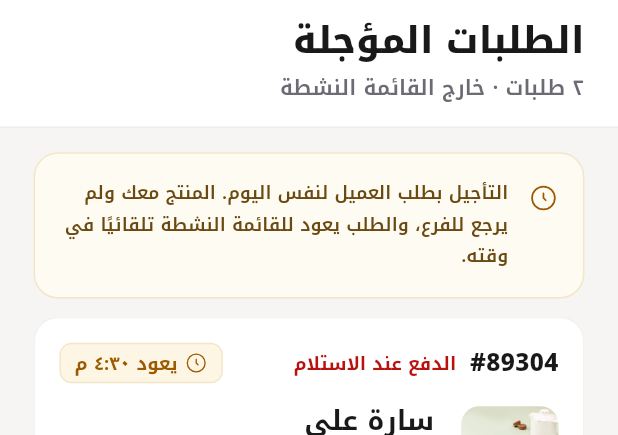
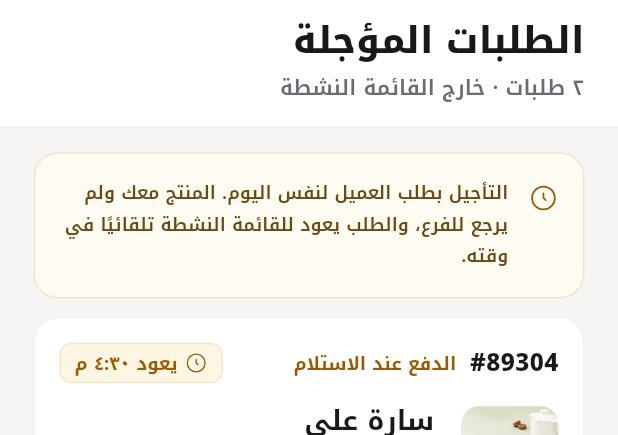
Before and after one commit to ahmedmarwan47-stack/orderbase_delivery_app, a Flutter app: the PostponedScreen screen opened by its route, on a phone screen of 412 x 824 dp, the part 53-488 px from its top. Run offline on Flutter 3.47's test engine with Material 3 defaults, Android fonts, the phone set to English and light mode, and no system bars; our stand-ins replace easy_localization, flutter_map, flutter_modular, flutter_screenutil, flutter_svg, latlong2 and 1 more.

Commit message:
Critique fixes: unify COD label/color, ink current-stop, live postponed list, consistent notif time
- Queue COD label recolored red→amber (keeps red a locator; One Red Rule)
- Pickup COD pill uses the full "الدفع عند الاستلام" to match Home/Queue/Detail
- Home route progress: current stop is ink, not brand-red, so it never
  collides with the failed-red segment
- PostponedScreen reads live ShiftController so the list can't drift from
  the postponed filter-chip count
- Notification timestamps all use the "منذ" prefix (one relative-time format)
- Queue subtitle separator → Arabic comma (fixes "· ٦" reading as "٦٠")
- Documented the remaining off-grid mockup spacing values inline

Co-Authored-By: Claude Opus 4.8 <noreply@anthropic.com>

```diff
--- a/assets/translations/ar.json
+++ b/assets/translations/ar.json
@@ -1,6 +1,6 @@
 {
   "queue_title": "طلبات اليوم",
-  "queue_subtitle": "١٣ سبتمبر · {count} طلبًا",
+  "queue_subtitle": "١٣ سبتمبر، {count} طلبًا",
   "filter_all": "الكل",
   "filter_transit": "في الطريق",
   "filter_postponed": "مؤجلة",
@@ -9,7 +9,7 @@
   "filter_results_count": "{count} طلبات · {label}",
   "clear_filter": "مسح الفلتر",
   "notif_new_count": "{n} جديدة",
-  "notif_minutes_ago": "{n} دقائق",
+  "notif_minutes_ago": "منذ {n} دقائق",
   "notif_hour_ago": "منذ ساعة",
   "notif_hours_ago": "منذ {n} ساعات",
   "notif_title_assigned": "تم اسناد طلب رقم {num}",
--- a/assets/translations/en.json
+++ b/assets/translations/en.json
@@ -9,7 +9,7 @@
   "filter_results_count": "{count} orders · {label}",
   "clear_filter": "Clear filter",
   "notif_new_count": "{n} new",
-  "notif_minutes_ago": "{n} min",
+  "notif_minutes_ago": "{n} min ago",
   "notif_hour_ago": "1 hr ago",
   "notif_hours_ago": "{n} hrs ago",
   "notif_title_assigned": "Order #{num} assigned to you",
--- a/lib/features/home/presentation/widgets/home_next_stop_card.dart
+++ b/lib/features/home/presentation/widgets/home_next_stop_card.dart
@@ -242,11 +242,12 @@ class _HomeNextStopCard extends StatelessWidget {
   }
 
   /// Progress-segment colour: delivered → green, failed → red, the current stop
-  /// → brand, upcoming stops → the faint track.
+  /// → ink (kept distinct from the failed red so two reds never sit on the same
+  /// bar), upcoming stops → the faint track.
   Color _segColor(Order stop, Order current) {
     if (stop.status == OrderStatus.delivered) return AppColors.greenAccent;
     if (stop.status == OrderStatus.failed) return AppColors.failedText;
-    if (stop.num == current.num) return AppColors.brand;
+    if (stop.num == current.num) return AppColors.inkFill;
     return AppColors.borderDefault;
   }
 }
--- a/lib/features/order_flow/presentation/widgets/order_detail_timeline.dart
+++ b/lib/features/order_flow/presentation/widgets/order_detail_timeline.dart
@@ -34,7 +34,7 @@ class _Timeline extends StatelessWidget {
                   ),
                   Expanded(
                     child: SizedBox(
-                      width: 2.w,
+                      width: 2.w, // 2px connector rule — off the 4px grid
                       child: const ColoredBox(color: AppColors.borderDefault),
                     ).paddingSymmetric(vertical: AppPadding.pH2),
                   ),
--- a/lib/features/order_flow/presentation/widgets/sheets/handoff_sheet.dart
+++ b/lib/features/order_flow/presentation/widgets/sheets/handoff_sheet.dart
@@ -189,7 +189,7 @@ class _HandoffSheetState extends State<_HandoffSheet> {
             Image.asset(AppAssets.img.fudgeCake, fit: BoxFit.cover),
             const ColoredBox(color: AppColors.photoGreenWash),
             PositionedDirectional(
-              top: 10.h,
+              top: 10.h, // 10px overlay inset (mockup) — off the 4px grid
               start: 10.w,
               // Confirm beat: the "captured" check settles in with a small
               // scale + fade the instant the photo lands. Instant under
@@ -224,7 +224,7 @@ class _HandoffSheetState extends State<_HandoffSheet> {
               ),
             ),
             PositionedDirectional(
-              bottom: 10.h,
+              bottom: 10.h, // 10px overlay inset (mockup) — off the 4px grid
               end: 10.w,
               child: Container(
                 height: 32.h,
--- a/lib/features/pickup/presentation/widgets/pickup_card.dart
+++ b/lib/features/pickup/presentation/widgets/pickup_card.dart
@@ -9,7 +9,7 @@ class _PickupCard extends StatelessWidget {
   @override
   Widget build(BuildContext context) {
     final payLabel =
-        order.cod ? LocaleKeys.pickupPayCod.tr() : LocaleKeys.pickupPayPaid.tr();
+        order.cod ? LocaleKeys.payCod.tr() : LocaleKeys.pickupPayPaid.tr();
     final payFg = order.cod ? AppColors.postponedText : AppColors.deliveredText;
     final payBg = order.cod ? AppColors.heroCodPillBg : AppColors.deliveredBg;
 
--- a/lib/features/queue/presentation/view/postponed_screen.dart
+++ b/lib/features/queue/presentation/view/postponed_screen.dart
@@ -13,10 +13,13 @@ class PostponedScreen extends StatefulWidget {
 }
 
 class _PostponedScreenState extends State<PostponedScreen> {
+  // Reads the live shift so the postponed list matches the postponed filter
+  // chip; falls back to the passed-in list only for DevGallery previews.
   late final ValueNotifier<List<Order>> _orders = ValueNotifier(
     List<Order>.from(
       widget.orders ??
-          sampleOrders.where((o) => o.status == OrderStatus.postponed),
+          ShiftController.instance.orders
+              .where((o) => o.status == OrderStatus.postponed),
     ),
   );
 
--- a/lib/features/queue/presentation/widgets/queue_badges.dart
+++ b/lib/features/queue/presentation/widgets/queue_badges.dart
@@ -85,7 +85,8 @@ class _StatusBadge extends StatelessWidget {
   }
 }
 
-/// Pay label — COD (red) vs prepaid (green).
+/// Pay label — COD (amber, the COD semaphore) vs prepaid (green). Amber keeps
+/// red reserved as a locator (The One Red Rule) and matches the home hero pill.
 class _PayLabel extends StatelessWidget {
   const _PayLabel({required this.prepaid});
   final bool prepaid;
@@ -95,7 +96,7 @@ class _PayLabel extends StatelessWidget {
     return Text(
       (prepaid ? LocaleKeys.payPrepaid : LocaleKeys.payCod).tr(),
       style: const TextStyle()
-          .setColor(prepaid ? AppColors.deliveredText : AppColors.failedText)
+          .setColor(prepaid ? AppColors.deliveredText : AppColors.postponedText)
           .s12
           .bold,
     );
```
